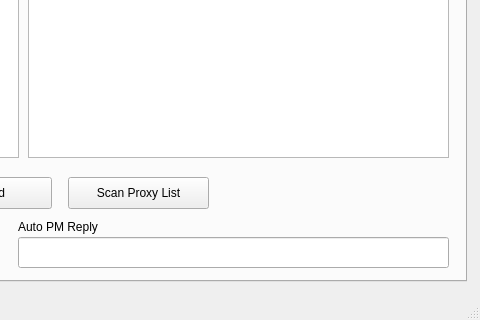
This is mainwindow.ui in Arus12316/sabotv2 as Qt 5 draws it before an edit; both pictures show x 934 to 1414 and y 266 to 586 of the 1414 by 586 pixel window. The edited form follows.
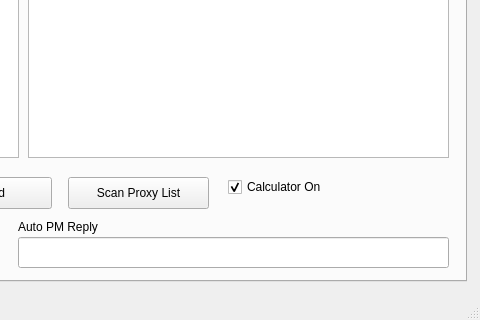
This is the edited form.

Diff of the .ui file:
```diff
--- a/mainwindow.ui
+++ b/mainwindow.ui
@@ -396,6 +396,22 @@
        <string>Auto PM Reply</string>
       </property>
      </widget>
+     <widget class="QCheckBox" name="calculatorOn">
+      <property name="geometry">
+       <rect>
+        <x>1160</x>
+        <y>400</y>
+        <width>121</width>
+        <height>20</height>
+       </rect>
+      </property>
+      <property name="text">
+       <string>Calculator On</string>
+      </property>
+      <property name="checked">
+       <bool>true</bool>
+      </property>
+     </widget>
     </widget>
    </widget>
   </widget>
```
